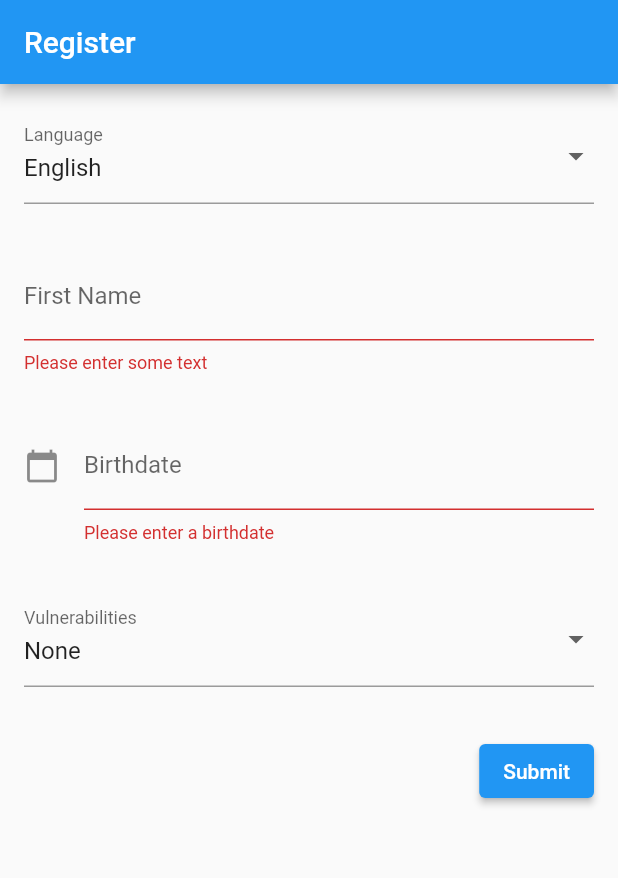
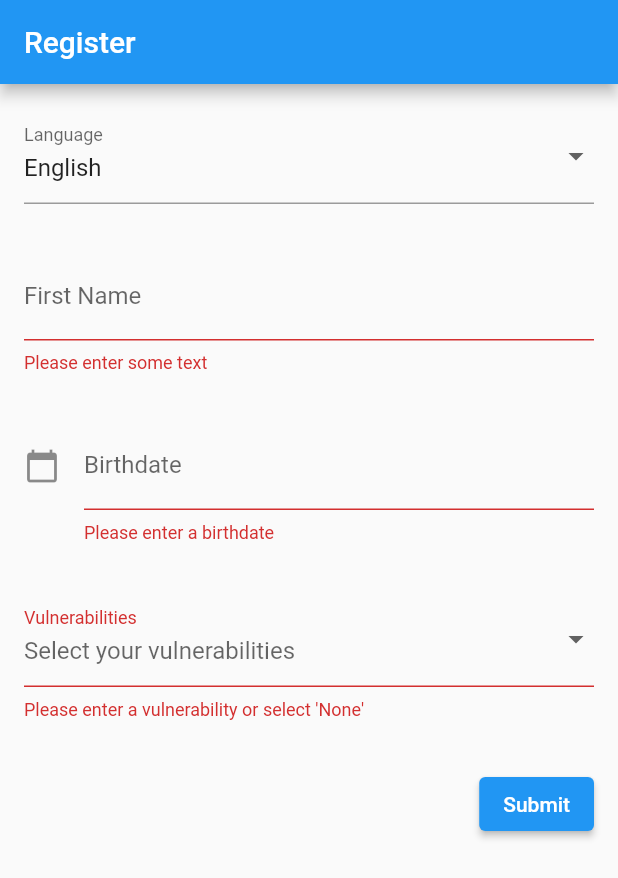
Before and after one commit to JohnRamberger/DisasterReliefAid, a Flutter app: the screen it shows after launch, after a tap on "Submit", on a phone screen of 412 x 824 dp. Shown: the top 878 px of the screen. Run offline on Flutter 3.47's test engine with Material 2 defaults, Android fonts, the phone set to English and light mode, and no system bars.

Commit message:
vulnerabilities dropdown

```diff
--- a/disaster_relief_aid_flutter/lib/Screens/Register.screen.dart
+++ b/disaster_relief_aid_flutter/lib/Screens/Register.screen.dart
@@ -189,7 +189,7 @@ class _VulnerabilitiesDropdownState extends State<VulnerabilitiesDropdown> {
   @override
   Widget build(BuildContext context) {
     return DropdownButtonFormField<String>(
-      value: dropdownValue,
+      // value: dropdownValue,
       items: Config.vulnerabilities.map<DropdownMenuItem<String>>((String e) {
         return DropdownMenuItem<String>(value: e, child: Text(e));
       }).toList(),
@@ -200,8 +200,15 @@ class _VulnerabilitiesDropdownState extends State<VulnerabilitiesDropdown> {
       },
       isExpanded: true,
       decoration: const InputDecoration(
-          labelText: "Vulnerabilities",
-          hintText: "Select your vulnerabilities"),
+        labelText: "Vulnerabilities",
+        // hintText: "Select your vulnerabilities"
+      ),
+      validator: (value) {
+        if (value == null || value.isEmpty) {
+          return "Please enter a vulnerability or select 'None'";
+        }
+      },
+      hint: const Text("Select your vulnerabilities"),
     );
   }
 }
```
